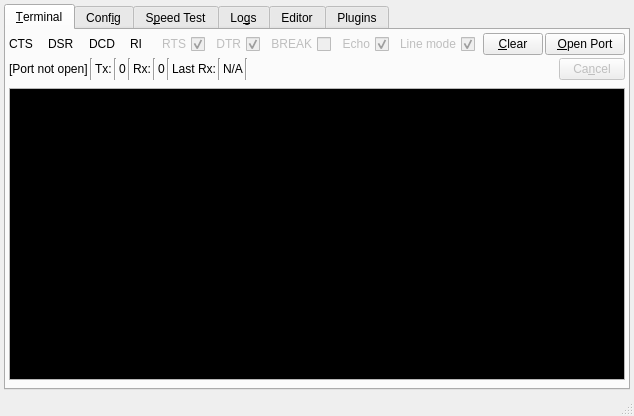
The window that AuTerm/AutMainWindow.ui (thedjnK/AuTerm) describes before a commit, drawn with Qt 5.
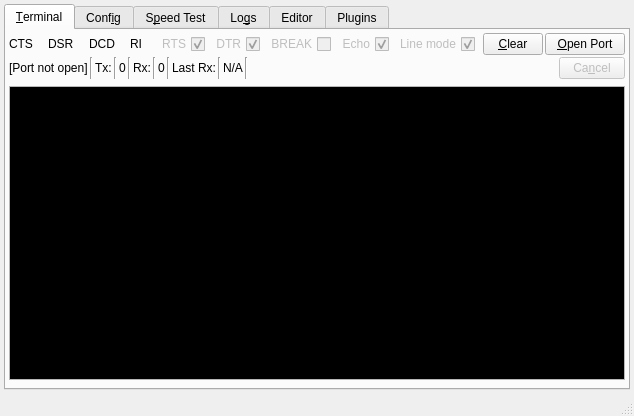
The same window after the commit. The open tabs and pages were chosen to show the change. Icons and pictures are not drawn. Custom widgets are drawn as their Qt base class.

Commit message: plugins: mcumgr: Move cancel button to separate row

```diff
--- a/AuTerm/AutMainWindow.ui
+++ b/AuTerm/AutMainWindow.ui
@@ -131,10 +131,10 @@
                <number>2</number>
               </property>
               <property name="topMargin">
-               <number>1</number>
+               <number>0</number>
               </property>
               <property name="bottomMargin">
-               <number>1</number>
+               <number>0</number>
               </property>
               <item>
                <widget class="QLabel" name="label_TermConn">
```
The commit also changes 3 other files.
